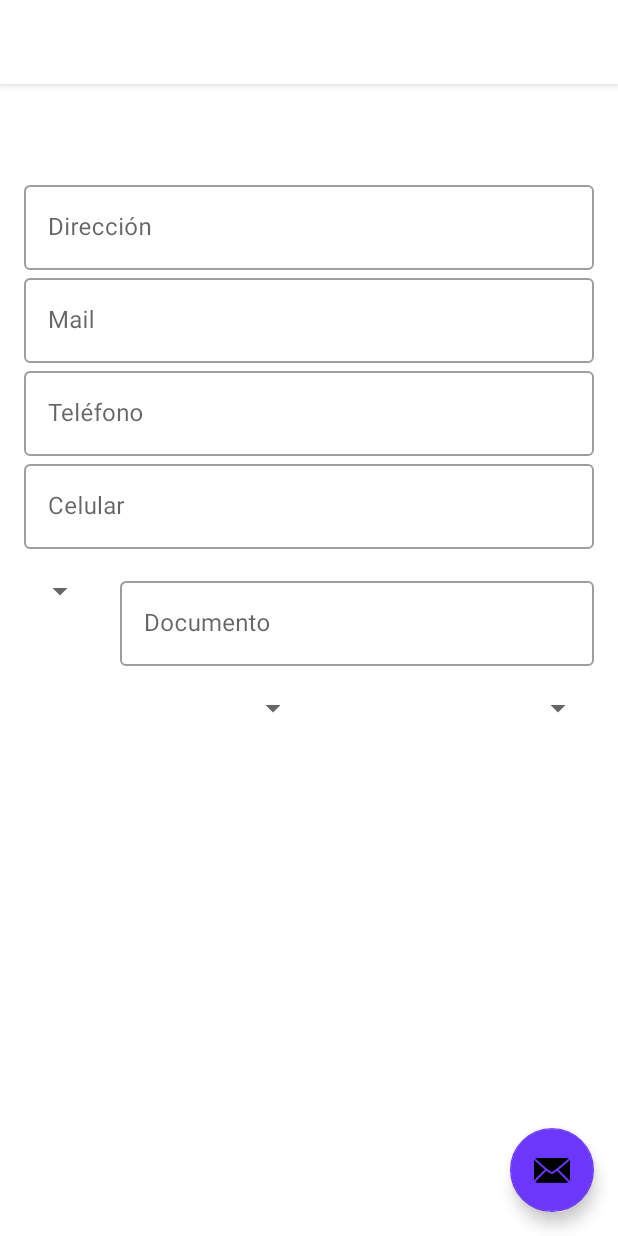
After one commit to prodriguez1984/ProfesionalInvoiceManager, an Android app: the layout activity_industry.xml on its own in the app's theme, with its tools: preview values and no code run, on a phone screen of 412 x 824 dp. The commit adds this screen. Run offline under Robolectric (Android 15) with nearby library versions, the phone set to English and light mode, and no system bars.

Commit message:
Agregado de Industry y maerial design
Se agrega Pantalla de Industry, se agrega compatibilidad con material design y se cambian algunos colores para intentar cambiar el aspecto de la app.

```diff
--- a/app/build.gradle
+++ b/app/build.gradle
@@ -32,4 +32,5 @@ dependencies {
     androidTestImplementation 'androidx.test:runner:1.1.1'
     androidTestImplementation 'androidx.test.espresso:espresso-core:3.1.1'
     implementation 'com.google.android.gms:play-services-auth:17.0.0'
+    implementation 'com.google.android.material:material:1.1.0-alpha10'
 }
--- /dev/null
+++ b/app/src/main/java/com/ort/profesionalinvoicemanager/views/Industry.java
@@ -0,0 +1,32 @@
+package com.ort.profesionalinvoicemanager.views;
+
+import android.os.Bundle;
+
+import com.google.android.material.floatingactionbutton.FloatingActionButton;
+import com.google.android.material.snackbar.Snackbar;
+
+import androidx.appcompat.app.AppCompatActivity;
+import androidx.appcompat.widget.Toolbar;
+
+import android.view.View;
+
+public class Industry extends AppCompatActivity {
+
+    @Override
+    protected void onCreate(Bundle savedInstanceState) {
+        super.onCreate(savedInstanceState);
+        setContentView(R.layout.activity_industry);
+        Toolbar toolbar = findViewById(R.id.toolbar);
+        setSupportActionBar(toolbar);
+
+        FloatingActionButton fab = findViewById(R.id.fab);
+        fab.setOnClickListener(new View.OnClickListener() {
+            @Override
+            public void onClick(View view) {
+                Snackbar.make(view, "Replace with your own action", Snackbar.LENGTH_LONG)
+                        .setAction("Action", null).show();
+            }
+        });
+    }
+
+}
--- a/app/src/main/java/com/ort/profesionalinvoicemanager/views/MainActivity.java
+++ b/app/src/main/java/com/ort/profesionalinvoicemanager/views/MainActivity.java
@@ -1,5 +1,6 @@
 package com.ort.profesionalinvoicemanager.views;
 
+import android.content.Intent;
 import android.os.Bundle;
 
 import com.google.android.material.floatingactionbutton.FloatingActionButton;
@@ -20,6 +21,7 @@ import androidx.appcompat.app.AppCompatActivity;
 import androidx.appcompat.widget.Toolbar;
 
 import android.view.Menu;
+import android.widget.Button;
 import android.widget.TextView;
 
 public class MainActivity extends AppCompatActivity {
@@ -58,6 +60,15 @@ public class MainActivity extends AppCompatActivity {
 
         TextView mail=navigationView.getHeaderView(0).findViewById(R.id.lblMail);
         mail.setText(this.getIntent().getExtras().getString("mail"));
+
+        Button btnPrueba = findViewById(R.id.btnPrueba);
+        btnPrueba.setOnClickListener(new View.OnClickListener() {
+            @Override
+            public void onClick(View view) {
+                Intent i = new Intent(getApplicationContext(),Industry.class);
+                startActivity(i);
+            }
+        });
     }
 
     @Override
--- /dev/null
+++ b/app/src/main/res/layout/activity_industry.xml
@@ -0,0 +1,33 @@
+<?xml version="1.0" encoding="utf-8"?>
+<androidx.coordinatorlayout.widget.CoordinatorLayout xmlns:android="http://schemas.android.com/apk/res/android"
+    xmlns:app="http://schemas.android.com/apk/res-auto"
+    xmlns:tools="http://schemas.android.com/tools"
+    android:layout_width="match_parent"
+    android:layout_height="match_parent"
+    tools:context=".Industry">
+
+    <com.google.android.material.appbar.AppBarLayout
+        android:layout_width="match_parent"
+        android:layout_height="wrap_content"
+        android:theme="@style/AppTheme.AppBarOverlay">
+
+        <androidx.appcompat.widget.Toolbar
+            android:id="@+id/toolbar"
+            android:layout_width="match_parent"
+            android:layout_height="?attr/actionBarSize"
+            android:background="?attr/colorPrimary"
+            app:popupTheme="@style/AppTheme.PopupOverlay" />
+
+    </com.google.android.material.appbar.AppBarLayout>
+
+    <com.google.android.material.floatingactionbutton.FloatingActionButton
+        android:id="@+id/fab"
+        android:layout_width="wrap_content"
+        android:layout_height="wrap_content"
+        android:layout_gravity="bottom|end"
+        android:layout_margin="@dimen/fab_margin"
+        app:srcCompat="@android:drawable/ic_dialog_email" />
+
+    <include layout="@layout/content_industry" />
+
+</androidx.coordinatorlayout.widget.CoordinatorLayout>
--- /dev/null
+++ b/app/src/main/res/layout/content_industry.xml
@@ -0,0 +1,152 @@
+<?xml version="1.0" encoding="utf-8"?>
+<androidx.constraintlayout.widget.ConstraintLayout xmlns:android="http://schemas.android.com/apk/res/android"
+    xmlns:app="http://schemas.android.com/apk/res-auto"
+    xmlns:tools="http://schemas.android.com/tools"
+    android:layout_width="match_parent"
+    android:layout_height="match_parent"
+    app:layout_behavior="@string/appbar_scrolling_view_behavior"
+    tools:context=".Industry"
+    tools:showIn="@layout/activity_industry">
+
+    <com.google.android.material.textfield.TextInputLayout
+        android:id="@+id/tilo_industry_name"
+        style="@style/Widget.MaterialComponents.TextInputLayout.OutlinedBox"
+        android:layout_width="match_parent"
+        android:layout_height="wrap_content"
+        android:layout_marginStart="16dp"
+        android:layout_marginEnd="16dp"
+        app:layout_constraintEnd_toEndOf="parent"
+        app:layout_constraintStart_toStartOf="parent"
+        app:layout_constraintTop_toTopOf="parent">
+
+        <com.google.android.material.textfield.TextInputEditText
+            android:id="@+id/industryName"
+            android:layout_width="match_parent"
+            android:layout_height="wrap_content"
+            android:hint="@string/industry_name" />
+    </com.google.android.material.textfield.TextInputLayout>
+
+    <com.google.android.material.textfield.TextInputLayout
+        android:id="@+id/tilo_industry_adress"
+        style="@style/Widget.MaterialComponents.TextInputLayout.OutlinedBox"
+        android:layout_width="match_parent"
+        android:layout_height="wrap_content"
+        android:layout_marginStart="16dp"
+        android:layout_marginEnd="16dp"
+        app:layout_constraintEnd_toEndOf="parent"
+        app:layout_constraintHorizontal_bias="0.0"
+        app:layout_constraintStart_toStartOf="parent"
+        app:layout_constraintTop_toBottomOf="@+id/tilo_industry_name">
+
+        <com.google.android.material.textfield.TextInputEditText
+            android:id="@+id/industryAdress"
+            android:layout_width="match_parent"
+            android:layout_height="wrap_content"
+            android:hint="@string/industry_adress" />
+    </com.google.android.material.textfield.TextInputLayout>
+
+    <com.google.android.material.textfield.TextInputLayout
+        android:id="@+id/tilo_industry_mail"
+        style="@style/Widget.MaterialComponents.TextInputLayout.OutlinedBox"
+        android:layout_width="match_parent"
+        android:layout_height="wrap_content"
+        android:layout_marginStart="16dp"
+        android:layout_marginEnd="16dp"
+        app:layout_constraintEnd_toEndOf="parent"
+        app:layout_constraintHorizontal_bias="0.0"
+        app:layout_constraintStart_toStartOf="parent"
+        app:layout_constraintTop_toBottomOf="@+id/tilo_industry_adress">
+
+        <com.google.android.material.textfield.TextInputEditText
+            android:id="@+id/industryMail"
+            android:layout_width="match_parent"
+            android:layout_height="wrap_content"
+            android:hint="@string/industry_mail" />
+    </com.google.android.material.textfield.TextInputLayout>
+
+    <com.google.android.material.textfield.TextInputLayout
+        android:id="@+id/tilo_industry_tel"
+        style="@style/Widget.MaterialComponents.TextInputLayout.OutlinedBox"
+        android:layout_width="match_parent"
+        android:layout_height="wrap_content"
+        android:layout_marginStart="16dp"
+        android:layout_marginEnd="16dp"
+        app:layout_constraintEnd_toEndOf="parent"
+        app:layout_constraintHorizontal_bias="0.0"
+        app:layout_constraintStart_toStartOf="parent"
+        app:layout_constraintTop_toBottomOf="@+id/tilo_industry_mail">
+
+        <com.google.android.material.textfield.TextInputEditText
+            android:id="@+id/industryTel"
+            android:layout_width="match_parent"
+            android:layout_height="wrap_content"
+            android:hint="@string/industry_telephone" />
+    </com.google.android.material.textfield.TextInputLayout>
+
+    <com.google.android.material.textfield.TextInputLayout
+        android:id="@+id/tilo_industry_cel"
+        style="@style/Widget.MaterialComponents.TextInputLayout.OutlinedBox"
+        android:layout_width="match_parent"
+        android:layout_height="wrap_content"
+        android:layout_marginStart="16dp"
+        android:layout_marginEnd="16dp"
+        app:layout_constraintEnd_toEndOf="parent"
+        app:layout_constraintHorizontal_bias="0.0"
+        app:layout_constraintStart_toStartOf="parent"
+        app:layout_constraintTop_toBottomOf="@+id/tilo_industry_tel">
+
+        <com.google.android.material.textfield.TextInputEditText
+            android:id="@+id/industryCel"
+            android:layout_width="match_parent"
+            android:layout_height="wrap_content"
+            android:hint="@string/industry_cellphone" />
+    </com.google.android.material.textfield.TextInputLayout>
+
+    <Spinner
+        android:id="@+id/taxDocType"
+        android:layout_width="wrap_content"
+        android:layout_height="wrap_content"
+        android:layout_marginStart="16dp"
+        android:layout_marginTop="16dp"
+        app:layout_constraintStart_toStartOf="parent"
+        app:layout_constraintTop_toBottomOf="@+id/tilo_industry_cel" />
+
+    <com.google.android.material.textfield.TextInputLayout
+        android:id="@+id/tilo_tax_Document"
+        style="@style/Widget.MaterialComponents.TextInputLayout.OutlinedBox"
+        android:layout_width="0dp"
+        android:layout_height="wrap_content"
+        android:layout_marginStart="16dp"
+        android:layout_marginTop="16dp"
+        android:layout_marginEnd="16dp"
+        app:layout_constraintEnd_toEndOf="parent"
+        app:layout_constraintStart_toEndOf="@+id/taxDocType"
+        app:layout_constraintTop_toBottomOf="@+id/tilo_industry_cel">
+
+        <com.google.android.material.textfield.TextInputEditText
+            android:id="@+id/taxDoc"
+            android:layout_width="match_parent"
+            android:layout_height="wrap_content"
+            android:hint="@string/tax_Document" />
+    </com.google.android.material.textfield.TextInputLayout>
+
+    <Spinner
+        android:id="@+id/taxIVACat"
+        android:layout_width="48dp"
+        android:layout_height="wrap_content"
+        android:layout_marginStart="16dp"
+        android:layout_marginTop="16dp"
+        app:layout_constraintEnd_toStartOf="@+id/taxMonoCat"
+        app:layout_constraintStart_toStartOf="parent"
+        app:layout_constraintTop_toBottomOf="@+id/tilo_tax_Document" />
+
+    <Spinner
+        android:id="@+id/taxMonoCat"
+        android:layout_width="wrap_content"
+        android:layout_height="wrap_content"
+        android:layout_marginTop="16dp"
+        android:layout_marginEnd="16dp"
+        app:layout_constraintEnd_toEndOf="parent"
+        app:layout_constraintTop_toBottomOf="@+id/tilo_tax_Document" />
+
+</androidx.constraintlayout.widget.ConstraintLayout>
--- a/app/src/main/res/layout/content_main.xml
+++ b/app/src/main/res/layout/content_main.xml
@@ -17,4 +17,14 @@
         app:layout_constraintRight_toRightOf="parent"
         app:layout_constraintTop_toTopOf="parent"
         app:navGraph="@navigation/mobile_navigation" />
+
+    <Button
+        android:id="@+id/btnPrueba"
+        android:layout_width="wrap_content"
+        android:layout_height="wrap_content"
+        android:text="Button"
+        app:layout_constraintBottom_toBottomOf="@+id/nav_host_fragment"
+        app:layout_constraintEnd_toEndOf="parent"
+        app:layout_constraintStart_toStartOf="parent"
+        app:layout_constraintTop_toTopOf="parent" />
 </androidx.constraintlayout.widget.ConstraintLayout>
--- a/app/src/main/res/values/colors.xml
+++ b/app/src/main/res/values/colors.xml
@@ -1,6 +1,7 @@
 <?xml version="1.0" encoding="utf-8"?>
 <resources>
-    <color name="colorPrimary">#008577</color>
-    <color name="colorPrimaryDark">#00574B</color>
-    <color name="colorAccent">#D81B60</color>
+    <color name="colorPrimary">#FFFFFF</color>
+    <color name="colorSecondary">#6B38FB</color>
+    <!--<color name="colorPrimaryDark">#00574B</color>
+    <color name="colorAccent">#D81B60</color>-->
 </resources>
--- a/app/src/main/res/values/strings.xml
+++ b/app/src/main/res/values/strings.xml
@@ -13,4 +13,16 @@
     <string name="menu_tools">Tools</string>
     <string name="menu_share">Share</string>
     <string name="menu_send">Send</string>
+    <string name="apiKey">AIzaSyBw4BhLtnJazi9mWSppDMPrN_yXo6UyyCM</string>
+    <string name="title_activity_industry">Industry</string>
+
+    <!-- Industry -->
+    <string name="industry_name">Actividad</string>
+    <string name="industry_adress">Dirección</string>
+    <string name="industry_mail">Mail</string>
+    <string name="industry_telephone">Teléfono</string>
+    <string name="industry_cellphone">Celular</string>
+
+    <!-- Tax -->
+    <string name="tax_Document">Documento</string>
 </resources>
--- a/app/src/main/res/values/styles.xml
+++ b/app/src/main/res/values/styles.xml
@@ -1,11 +1,12 @@
 <resources>
 
     <!-- Base application theme. -->
-    <style name="AppTheme" parent="Theme.AppCompat.Light.DarkActionBar">
+    <style name="AppTheme" parent="Theme.MaterialComponents.DayNight">
         <!-- Customize your theme here. -->
         <item name="colorPrimary">@color/colorPrimary</item>
-        <item name="colorPrimaryDark">@color/colorPrimaryDark</item>
-        <item name="colorAccent">@color/colorAccent</item>
+        <!--<item name="colorPrimaryDark">@color/colorPrimaryDark</item>-->
+        <item name="colorSecondary">@color/colorSecondary</item>
+        <!--<item name="colorAccent">@color/colorAccent</item>-->
     </style>
 
     <style name="AppTheme.NoActionBar">
```
Also changed, not shown: app/src/main/AndroidManifest.xml (+12 -5 lines), 3 other files.
